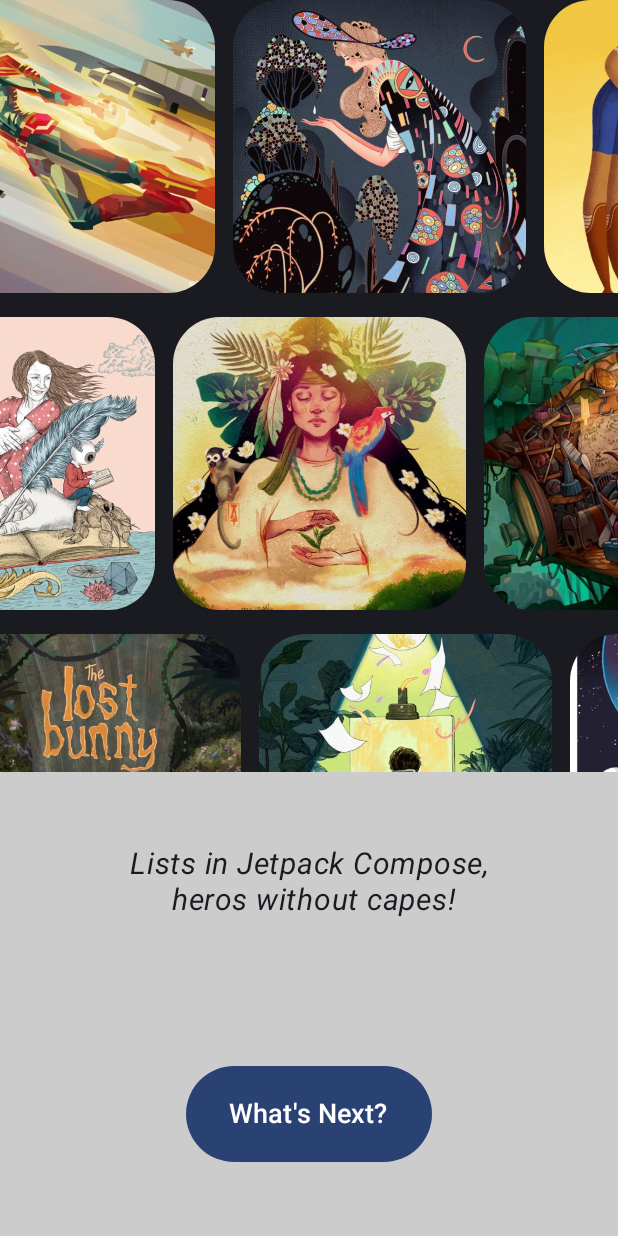
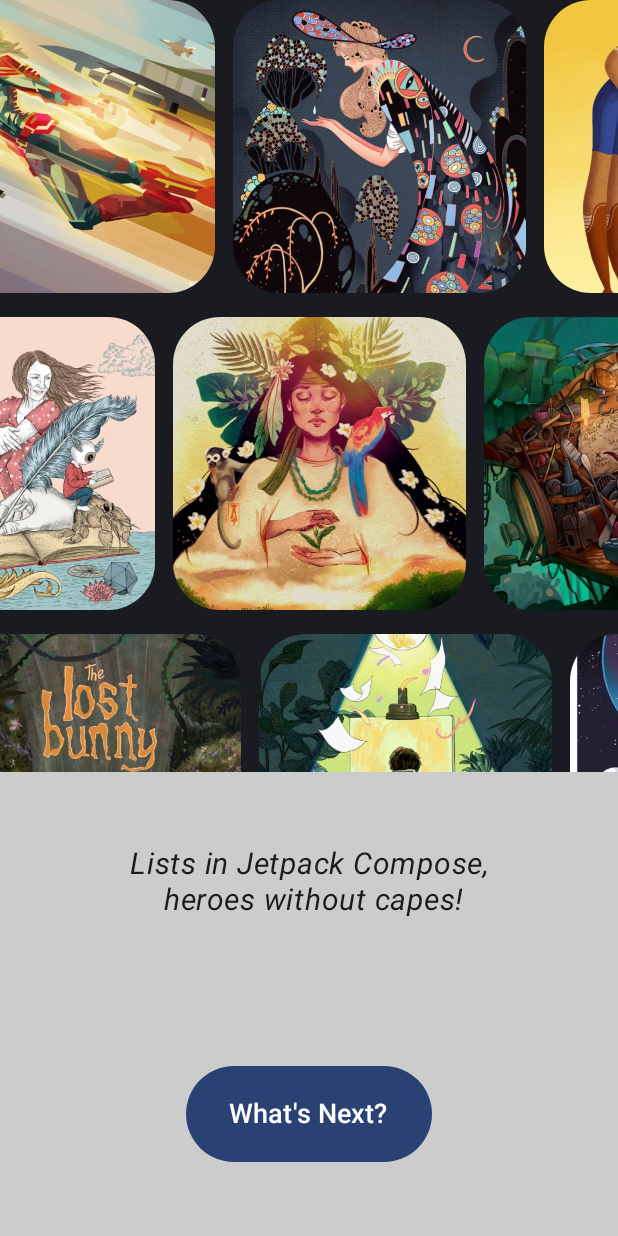
Before and after one commit to yasinhajilou/Compozist, an Android app built with Jetpack Compose: the screen it shows after launch (MainActivity), on a phone screen of 412 x 824 dp. Run offline under Robolectric (Android 15) with nearby library versions, the phone set to English and light mode, and no system bars.

Commit message:
merge master to main

```diff
--- a/app/src/main/AndroidManifest.xml
+++ b/app/src/main/AndroidManifest.xml
@@ -15,7 +15,6 @@
         <activity
             android:name=".ui.MainActivity"
             android:exported="true"
-            android:label="@string/app_name"
             android:theme="@style/Theme.LazyListSample">
             <intent-filter>
                 <action android:name="android.intent.action.MAIN" />
--- a/app/src/main/res/values/strings.xml
+++ b/app/src/main/res/values/strings.xml
@@ -1,5 +1,5 @@
 <resources>
     <string name="app_name">LazyListSample</string>
-    <string name="welcome_content">Lists in Jetpack Compose,\n heros without capes!</string>
+    <string name="welcome_content">Lists in Jetpack Compose,\n heroes without capes!</string>
     <string name="welcome_btn_content">What\'s Next?</string>
 </resources>
--- a/app/src/main/res/xml/data_extraction_rules.xml
+++ b/app/src/main/res/xml/data_extraction_rules.xml
@@ -5,10 +5,6 @@
 -->
 <data-extraction-rules>
     <cloud-backup>
-        <!-- TODO: Use <include> and <exclude> to control what is backed up.
-        <include .../>
-        <exclude .../>
-        -->
     </cloud-backup>
     <!--
     <device-transfer>
```
